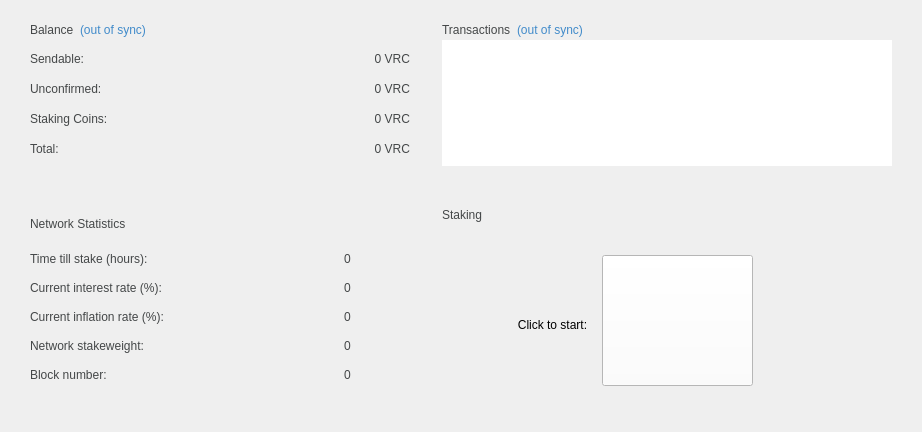
The window that src/qt/forms/overviewpage.ui (VeriConomy/vericoin) describes before a commit, drawn with Qt 5.
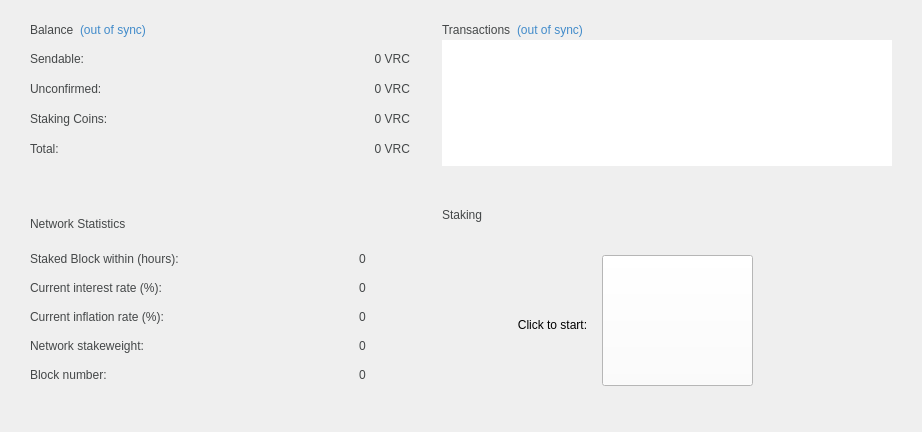
The same window after the commit. Icons and pictures are not drawn.

Commit message: reorganize staking button logic and update it upon wallet locking and unlocking

Diff of the .ui file:
```diff
--- a/src/qt/forms/overviewpage.ui
+++ b/src/qt/forms/overviewpage.ui
@@ -631,7 +631,7 @@
           <string notr="true">QLabel {color: #444748}</string>
          </property>
          <property name="text">
-          <string>Time till stake (hours):</string>
+          <string>Staked Block within (hours):</string>
          </property>
         </widget>
        </item>
```
The commit also changes 4 other files.
